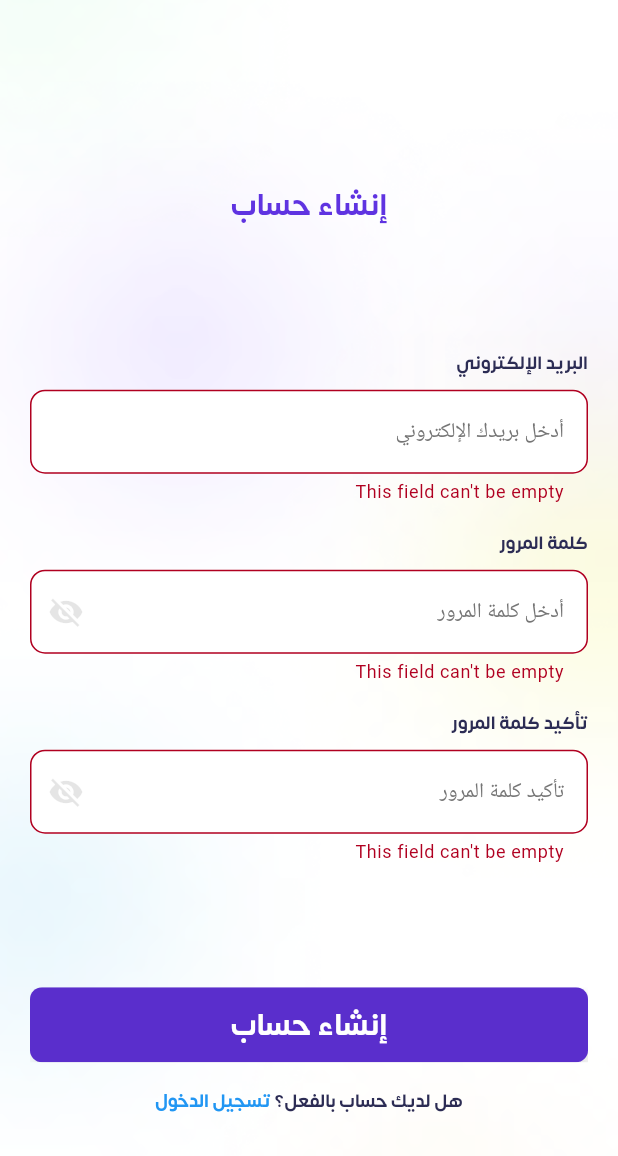
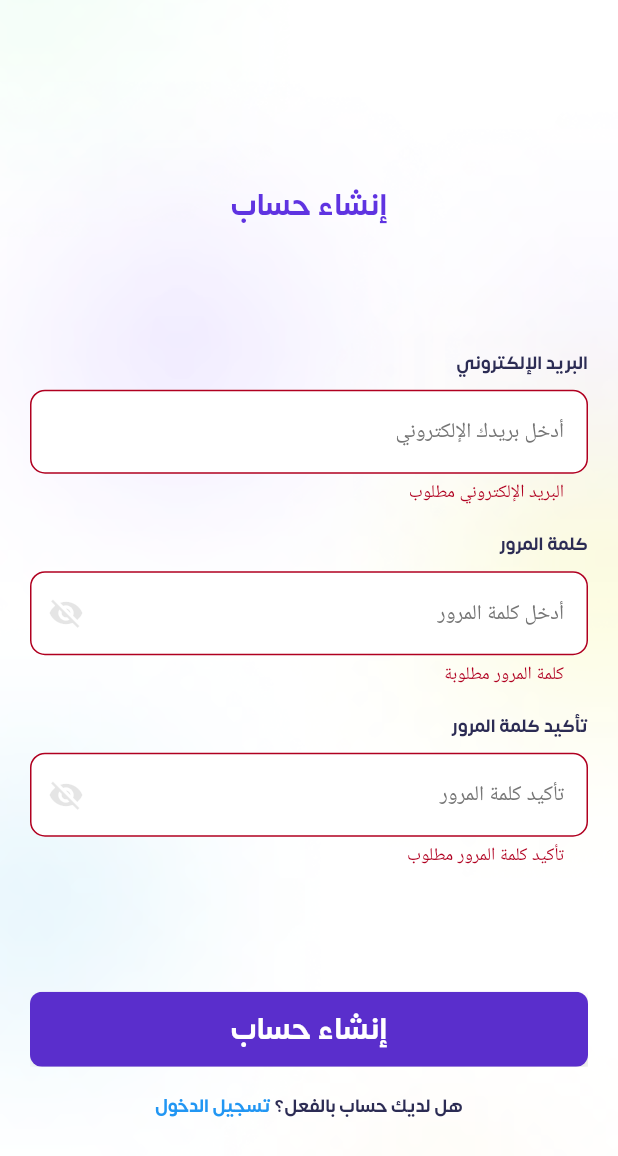
Before and after one commit to Ahmedanwar10/taskmate, a Flutter app: the RegisterView screen opened by its route, after a tap on "إنشاء حساب", on a phone screen of 412 x 824 dp. Shown: the top 1156 px of the screen. Run offline on Flutter 3.47's test engine with Material 3 defaults, Android fonts, the phone set to English and light mode, and no system bars; drawn by our look-alikes of modal_progress_hud_nsn; our stand-ins replace awesome_dialog, bloc, dartz, dio, flutter_bloc, flutter_svg and 5 more; accounts and stored records are empty; project files that could hold a hidden picture were left out.

Commit message:
register ui and logic done

```diff
--- a/lib/Features/login/data/repo/login_repo_impl.dart
+++ b/lib/Features/login/data/repo/login_repo_impl.dart
@@ -1,7 +1,7 @@
 import 'package:dartz/dartz.dart';
 import 'package:dio/dio.dart';
 import 'package:taskmate_app/Features/login/data/model/user_model/user_model.dart';
-import 'package:taskmate_app/Features/login/data/service/login_repo.dart';
+import 'package:taskmate_app/Features/login/data/service/login_repo_service.dart';
 import 'package:taskmate_app/core/failure/failure.dart';
 import 'package:taskmate_app/Features/login/data/repo/login_repo.dart';
 
--- a/lib/Features/login/presentation/views/login_view.dart
+++ b/lib/Features/login/presentation/views/login_view.dart
@@ -1,7 +1,7 @@
 import 'package:flutter/material.dart';
 import 'package:flutter_bloc/flutter_bloc.dart';
 import 'package:taskmate_app/Features/login/data/repo/login_repo_impl.dart';
-import 'package:taskmate_app/Features/login/data/service/login_repo.dart';
+import 'package:taskmate_app/Features/login/data/service/login_repo_service.dart';
 import 'package:taskmate_app/Features/login/presentation/managers/login_cubit.dart';
 import 'package:taskmate_app/Features/login/presentation/views/widgets/login_view_body.dart';
 import 'package:taskmate_app/core/common/widgets/diowrapper.dart';
--- /dev/null
+++ b/lib/Features/register/data/repo/repo_register.dart
@@ -0,0 +1,10 @@
+import 'package:dartz/dartz.dart';
+import 'package:taskmate_app/core/failure/failure.dart';
+
+abstract class RegisterRepo {
+  Future<Either<Failure, dynamic>> register({
+    required String username,
+    required String password,
+  //  required String confirmPassword,
+  });
+}
--- /dev/null
+++ b/lib/Features/register/presentation/managers/register_cubit.dart
@@ -0,0 +1,23 @@
+import 'package:bloc/bloc.dart';
+import 'package:meta/meta.dart';
+import 'package:taskmate_app/Features/register/data/repo/repo_register.dart';
+
+part 'register_state.dart';
+
+class RegisterCubit extends Cubit<RegisterState> {
+  final RegisterRepo registerRepo;
+  RegisterCubit(this.registerRepo) : super(RegisterInitial());
+
+  Future<void>registerUser({required String username, required String password,// required String confirmPassword
+  }) async {
+    emit(RegisterLoading());
+    var result = await registerRepo.register(username: username, password: password,
+    // confirmPassword: confirmPassword
+    );
+    result.fold(
+      (l) => emit(RegisterFailure(errorMessage: l.errorMessage)),
+      (r) => emit(RegisterSuccess()),
+    );
+  }
+
+}
--- /dev/null
+++ b/lib/Features/register/presentation/managers/register_state.dart
@@ -0,0 +1,15 @@
+part of 'register_cubit.dart';
+
+@immutable
+abstract class RegisterState {}
+
+class RegisterInitial extends RegisterState {}
+final class RegisterLoading extends RegisterState {}
+
+final class RegisterSuccess extends RegisterState {}
+
+final class RegisterFailure extends RegisterState {
+  final String errorMessage;
+
+  RegisterFailure({required this.errorMessage});
+}
--- /dev/null
+++ b/lib/Features/register/presentation/views/register_view.dart
@@ -0,0 +1,31 @@
+import 'package:flutter/material.dart';
+import 'package:flutter_bloc/flutter_bloc.dart';
+import 'package:taskmate_app/Features/register/data/repo/repo_register_impl.dart';
+import 'package:taskmate_app/Features/register/data/service/repo_register_service.dart';
+import 'package:taskmate_app/Features/register/presentation/managers/register_cubit.dart';
+import 'package:taskmate_app/Features/register/presentation/views/widgets/register_view_body.dart';
+import 'package:taskmate_app/core/common/widgets/diowrapper.dart';
+import 'package:taskmate_app/core/constants/assets.dart';
+
+class RegisterView extends StatelessWidget {
+  const RegisterView({super.key});
+
+  @override
+  Widget build(BuildContext context) {
+    return Scaffold(
+      body: BlocProvider(
+        create: (context) => RegisterCubit(
+          RegisterRepoImpl(registerService:RegisterService(DioWrapper()))
+        ),
+        child: Container(
+            decoration: const BoxDecoration(
+              image: DecorationImage(
+                image: AssetImage(Assets.imagesBackgroundImage),
+                fit: BoxFit.cover,
+              ),
+            ),
+            child: const RegisterViewBody()),
+      ),
+    );
+  }
+}
--- /dev/null
+++ b/lib/Features/register/presentation/views/widgets/register_view_body.dart
@@ -0,0 +1,220 @@
+import 'package:awesome_dialog/awesome_dialog.dart';
+import 'package:flutter/material.dart';
+import 'package:flutter_bloc/flutter_bloc.dart';
+import 'package:go_router/go_router.dart';
+import 'package:modal_progress_hud_nsn/modal_progress_hud_nsn.dart';
+import 'package:taskmate_app/Features/register/presentation/managers/register_cubit.dart';
+import 'package:taskmate_app/core/app_style.dart';
+import 'package:taskmate_app/core/common/function/show_awesome_dialoge.dart';
+import 'package:taskmate_app/core/common/widgets/custtom_button.dart';
+import 'package:taskmate_app/core/common/widgets/text_form.dart';
+import 'package:taskmate_app/core/constants/color_manager.dart';
+import 'package:taskmate_app/generated/l10n.dart';
+
+class RegisterViewBody extends StatefulWidget {
+  const RegisterViewBody({super.key});
+
+  @override
+  State<RegisterViewBody> createState() => _RegisterViewBodyState();
+}
+
+class _RegisterViewBodyState extends State<RegisterViewBody> {
+  late TextEditingController emailController;
+  late TextEditingController passwordController;
+  late TextEditingController confirmPasswordController;
+  GlobalKey<FormState> formKey = GlobalKey();
+  bool isLoading = false;
+
+  @override
+  void initState() {
+    super.initState();
+    emailController = TextEditingController();
+    passwordController = TextEditingController();
+    confirmPasswordController = TextEditingController();
+  }
+
+  @override
+  void dispose() {
+    emailController.dispose();
+    passwordController.dispose();
+    confirmPasswordController.dispose();
+    super.dispose();
+  }
+
+  String? validateEmail(String? value) {
+    if (value == null || value.isEmpty) {
+      return S.of(context).email_required;
+    }
+    final emailRegex =
+        RegExp(r"^[a-zA-Z0-9._%+-]+@[a-zA-Z0-9.-]+\.[a-zA-Z]{2,}$");
+    if (!emailRegex.hasMatch(value)) {
+      return S.of(context).invalid_email;
+    }
+    return null;
+  }
+
+  String? validatePassword(String? value) {
+    if (value == null || value.isEmpty) {
+      return S.of(context).password_required;
+    }
+    if (value.length < 6) {
+      return S.of(context).Password_must_be_at_least_6_characters_long;
+    }
+    final passwordRegex = RegExp(r"^(?=.*[A-Za-z])(?=.*\d)[A-Za-z\d]{6,}$");
+    if (!passwordRegex.hasMatch(value)) {
+      return S.of(context).The_password_must_contain_letters_and_numbers;
+    }
+    return null;
+  }
+
+  String? validateConfirmPassword(String? value) {
+    if (value == null || value.isEmpty) {
+      return S.of(context).password_confirmation_required;
+    }
+    if (value != passwordController.text) {
+      return S.of(context).password_confirmation_same;
+    }
+    return null;
+  }
+
+  @override
+  Widget build(BuildContext context) {
+    return Padding(
+      padding: const EdgeInsets.only(top: 40, left: 20, right: 20),
+      child: CustomScrollView(
+        slivers: [
+          SliverFillRemaining(
+            hasScrollBody: false,
+            child: BlocConsumer<RegisterCubit, RegisterState>(
+              listener: (context, state) {
+                if (state is RegisterSuccess) {
+                  setState(() => isLoading = false);
+                  showAwesomeDialouge(
+                    context,
+                    message: S.of(context).register_successfully,
+                    title: S.of(context).register_success_title,
+                    buttonColor: ColorManager.primary,
+                    dialogType: DialogType.success,
+                    onOkPressed: () {
+                      GoRouter.of(context)
+                          .go('/login'); // ✅ الانتقال يتم بعد الضغط على OK
+                    },
+                  );
+                } else if (state is RegisterFailure) {
+                  setState(() => isLoading = false);
+                  showAwesomeDialouge(
+                    context,
+                    message: state.errorMessage,
+                    buttonColor: Colors.red,
+                  );
+                }
+              },
+              builder: (context, state) {
+                return ModalProgressHUD(
+                  inAsyncCall: isLoading,
+                  progressIndicator: const CircularProgressIndicator(),
+                  child: Form(
+                    key: formKey,
+                    child: Column(
+                      crossAxisAlignment: CrossAxisAlignment.start,
+                      children: [
+                        SizedBox(
+                            height: MediaQuery.of(context).size.height * 0.1),
+                        Center(
+                          child: Text(
+                            S.of(context).register,
+                            style: AppStyles.styleSomarSansBold20(context),
+                          ),
+                        ),
+                        SizedBox(
+                            height: MediaQuery.of(context).size.height * 0.1),
+                        Text(S.of(context).email,
+                            style: AppStyles.styleSomarSansBold12(context)),
+                        const SizedBox(height: 9),
+                        CustomTextFormField(
+                          hint: S.of(context).enter_your_email,
+                          controller: emailController,
+                          keyboardType: TextInputType.emailAddress,
+                          validator: validateEmail,
+                        ),
+                        const SizedBox(height: 18),
+                        Text(S.of(context).password,
+                            style: AppStyles.styleSomarSansBold12(context)),
+                        const SizedBox(height: 9),
+                        CustomTextFormField(
+                          hint: S.of(context).enter_your_password,
+                          isSecure: true,
+                          controller: passwordController,
+                          validator: validatePassword,
+                        ),
+                        const SizedBox(height: 18),
+                        Text(S.of(context).confirm_password,
+                            style: AppStyles.styleSomarSansBold12(context)),
+                        const SizedBox(height: 9),
+                        CustomTextFormField(
+                          hint: S.of(context).confirm_password,
+                          isSecure: true,
+                          controller: confirmPasswordController,
+                          validator: validateConfirmPassword,
+                        ),
+                        SizedBox(
+                            height: MediaQuery.of(context).size.height * 0.1),
+                        Center(
+                          child: CustomButton(
+                            text: S.of(context).register,
+                            color: ColorManager.primary,
+                            width: double.infinity,
+                            height: 50,
+                            textStyle:
+                                AppStyles.styleSomarSansSemiBold26(context)
+                                    .copyWith(
+                                        fontSize: 20, color: Colors.white),
+                            onPressed: () async {
+                              if (formKey.currentState!.validate()) {
+                                setState(() => isLoading = true);
+                                await BlocProvider.of<RegisterCubit>(context)
+                                    .registerUser(
+                                  username: emailController.text,
+                                  password: passwordController.text,
+                                );
+                              }
+                            },
+                          ),
+                        ),
+                        const SizedBox(height: 16),
+                        GestureDetector(
+                          onTap: () {
+                            // GoRouter.of(context).go('/login');
+                          },
+                          child: Center(
+                            child: RichText(
+                              text: TextSpan(
+                                children: [
+                                  TextSpan(
+                                    text: S.of(context).already_have_account,
+                                    style:
+                                        AppStyles.styleSomarSansBold12(context),
+                                  ),
+                                  TextSpan(
+                                    text: S.of(context).login,
+                                    style:
+                                        AppStyles.styleSomarSansBold12(context)
+                                            .copyWith(color: Colors.blue),
+                                  ),
+                                ],
+                              ),
+                            ),
+                          ),
+                        ),
+                      ],
+                    ),
+                  ),
+                );
+              },
+            ),
+          ),
+        ],
+      ),
+    );
+  }
+}
--- a/lib/Features/register/register_view.dart
+++ /dev/null
@@ -1,21 +0,0 @@
-import 'package:flutter/material.dart';
-import 'package:taskmate_app/Features/register/widgets/register_view_body.dart';
-import 'package:taskmate_app/core/constants/assets.dart';
-
-class RegisterView extends StatelessWidget {
-  const RegisterView({super.key});
-
-  @override
-  Widget build(BuildContext context) {
-    return Scaffold(
-      body: Container(
-          decoration: const BoxDecoration(
-            image: DecorationImage(
-              image: AssetImage(Assets.imagesBackgroundImage),
-              fit: BoxFit.cover,
-            ),
-          ),
-          child: const RegisterViewBody()),
-    );
-  }
-}
--- a/lib/Features/register/widgets/register_view_body.dart
+++ /dev/null
@@ -1,138 +0,0 @@
-import 'package:flutter/material.dart';
-import 'package:go_router/go_router.dart';
-import 'package:taskmate_app/core/app_style.dart';
-import 'package:taskmate_app/core/common/widgets/custtom_button.dart';
-import 'package:taskmate_app/core/common/widgets/text_form.dart';
-import 'package:taskmate_app/core/constants/color_manager.dart';
-import 'package:taskmate_app/generated/l10n.dart';
-
-class RegisterViewBody extends StatefulWidget {
-  const RegisterViewBody({super.key});
-
-  @override
-  State<RegisterViewBody> createState() => _RegisterViewBodyState();
-}
-
-class _RegisterViewBodyState extends State<RegisterViewBody> {
-  late TextEditingController emailController;
-  late TextEditingController passwordController;
-  late TextEditingController confirmPasswordController;
-  GlobalKey<FormState> formKey = GlobalKey();
-
-  @override
-  void initState() {
-    super.initState();
-    emailController = TextEditingController();
-    passwordController = TextEditingController();
-    confirmPasswordController = TextEditingController();
-  }
-
-  @override
-  void dispose() {
-    emailController.dispose();
-    passwordController.dispose();
-    confirmPasswordController.dispose();
-    super.dispose();
-  }
-
-  @override
-  Widget build(BuildContext context) {
-    return Padding(
-      padding: const EdgeInsets.only(top: 40, left: 20, right: 20),
-      child: CustomScrollView(
-        slivers: [
-          SliverFillRemaining(
-            hasScrollBody: false,
-            child: Form(
-              key: formKey,
-              child: Column(
-                crossAxisAlignment: CrossAxisAlignment.start,
-                children: [
-                  SizedBox(height: MediaQuery.of(context).size.height * 0.1),
-                  Center(
-                    child: Text(
-                      S.of(context).register,
-                      style: AppStyles.styleSomarSansBold20(context),
-                    ),
-                  ),
-                  SizedBox(height: MediaQuery.of(context).size.height * 0.1),
-                  Text(
-                    S.of(context).email,
-                    style: AppStyles.styleSomarSansBold12(context),
-                  ),
-                  const SizedBox(height: 9),
-                  CustomTextFormField(
-                    hint: S.of(context).enter_your_email,
-                    controller: emailController,
-                    keyboardType: TextInputType.emailAddress,
-                  ),
-                  const SizedBox(height: 18),
-                  Text(
-                    S.of(context).password,
-                    style: AppStyles.styleSomarSansBold12(context),
-                  ),
-                  const SizedBox(height: 9),
-                  CustomTextFormField(
-                    hint: S.of(context).enter_your_password,
-                    isSecure: true,
-                    controller: passwordController,
-                  ),
-                  const SizedBox(height: 18),
-                  Text(
-                    S.of(context).confirm_password,
-                    style: AppStyles.styleSomarSansBold12(context),
-                  ),
-                  const SizedBox(height: 9),
-                  CustomTextFormField(
-                    hint: S.of(context).confirm_password,
-                    isSecure: true,
-                    controller: confirmPasswordController,
-                  ),
-                  SizedBox(height: MediaQuery.of(context).size.height * 0.1),
-                  Center(
-                    child: CustomButton(
-                      text: S.of(context).register,
-                      color: ColorManager.primary,
-                      width: double.infinity,
-                      height: 50,
-                      textStyle: AppStyles.styleSomarSansSemiBold26(context)
-                          .copyWith(fontSize: 20, color: Colors.white),
-                      onPressed: () {
-                        if (formKey.currentState!.validate()) {
-                          GoRouter.of(context).go('/login');
-                        }
-                      },
-                    ),
-                  ),
-                  const SizedBox(height: 16),
-                  GestureDetector(
-                    onTap: () {
-                      GoRouter.of(context).go('/login');
-                    },
-                    child: Center(
-                      child: RichText(
-                        text: TextSpan(
-                          children: [
-                            TextSpan(
-                              text: S.of(context).already_have_account,
-                              style: AppStyles.styleSomarSansBold12(context),
-                            ),
-                            TextSpan(
-                              text: S.of(context).login,
-                              style: AppStyles.styleSomarSansBold12(context)
-                                  .copyWith(color: Colors.blue),
-                            ),
-                          ],
-                        ),
-                      ),
-                    ),
-                  ),
-                ],
-              ),
-            ),
-          ),
-        ],
-      ),
-    );
-  }
-}
--- a/lib/Features/splash/splash_view.dart
+++ b/lib/Features/splash/splash_view.dart
@@ -47,7 +47,7 @@ class SplashView extends StatelessWidget {
                     color: Colors.white,
                   ),
                   onPressed: () {
-                    GoRouter.of(context).go('/login');
+                    GoRouter.of(context).go('/register');
                   },
                   text: S.of(context).lets_start,
                   textStyle: AppStyles.styleSomarSansBold16(context)
--- a/lib/core/routes.dart
+++ b/lib/core/routes.dart
@@ -5,7 +5,7 @@ import 'package:taskmate_app/Features/home/home_view.dart';
 import 'package:taskmate_app/Features/login/presentation/views/login_view.dart';
 import 'package:taskmate_app/Features/notification/views/notification_view.dart';
 import 'package:taskmate_app/Features/profile/views/profile_view.dart';
-import 'package:taskmate_app/Features/register/register_view.dart';
+import 'package:taskmate_app/Features/register/presentation/views/register_view.dart';
 import 'package:taskmate_app/Features/splash/splash_view.dart';
 
 class AppRoutes {
--- a/lib/l10n/intl_ar.arb
+++ b/lib/l10n/intl_ar.arb
@@ -21,7 +21,16 @@
       "office_projects":"مشاريع المكتب",
       "grocery_shopping_app_design":"تطبيق التسوق للبقالة",
       "tasks_group":"مجموعة المهام",
-      "welcome_to_task_mate":"مرحبا بكم في مهماتي"
+      "welcome_to_task_mate":"مرحبا بكم في مهماتي",
+      "register_successfully":"تم إنشاء الحساب بنجاح",
+      "register_success_title":"عملية ناجحة",
+      "password_confirmation_required":"تأكيد كلمة المرور مطلوب",
+      "password_confirmation_same":"كلمة المرور وتأكيد كلمة المرور يجب أن تكونا متطابقتين",
+      "Password_must_be_at_least_6_characters_long":"يجب أن تتكون كلمة المرور من 6 أحرف على الأقل",
+      "The_password_must_contain_letters_and_numbers":"يجب أن تحتوي كلمة المرور على أحرف وأرقام",
+      "invalid_email":"بريد إلكتروني غير صحيح",
+      "password_required":"كلمة المرور مطلوبة",
+      "email_required":"البريد الإلكتروني مطلوب"
 
 
 
```
Also changed, not shown: lib/Features/login/presentation/views/widgets/login_view_body.dart (+36 -5 lines), lib/Features/register/data/repo/repo_register_impl.dart (added, +34 -0 lines), lib/Features/register/data/service/repo_register_service.dart (added, +33 -0 lines), lib/core/common/widgets/diowrapper.dart (+24 -8 lines), lib/l10n/intl_en.arb (+11 -1 lines), lib/Features/login/data/service/login_repo_service.dart (renamed from lib/Features/login/data/service/login_repo.dart), lib/generated/intl/messages_ar.dart, lib/generated/intl/messages_en.dart, lib/generated/l10n.dart.
